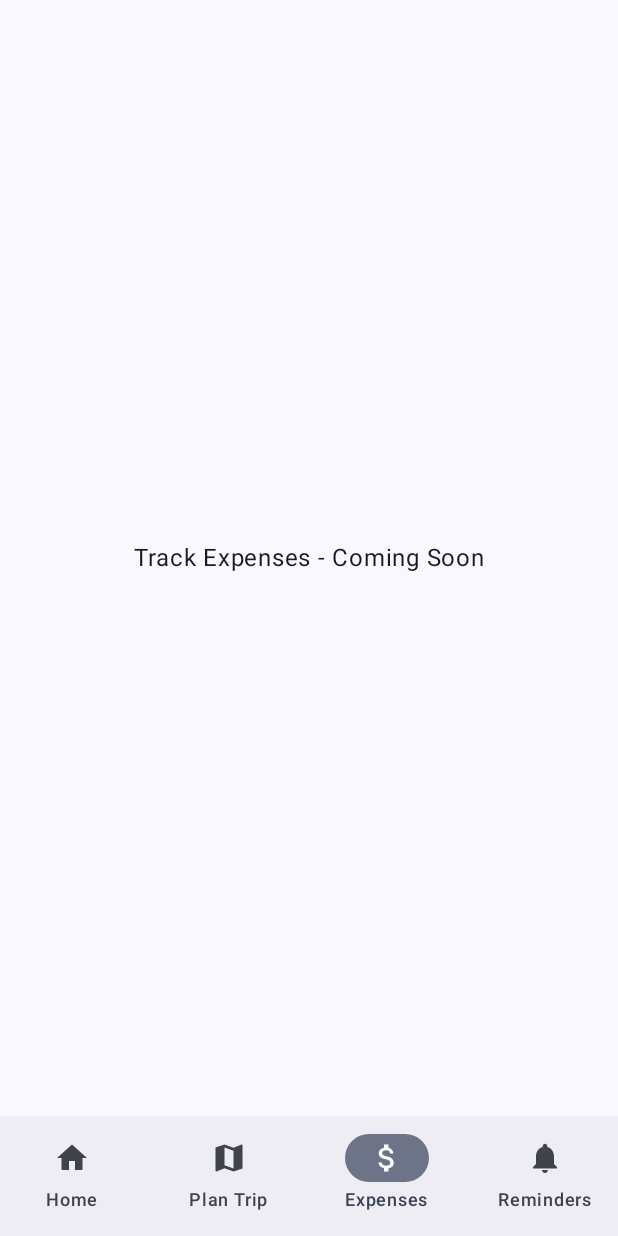
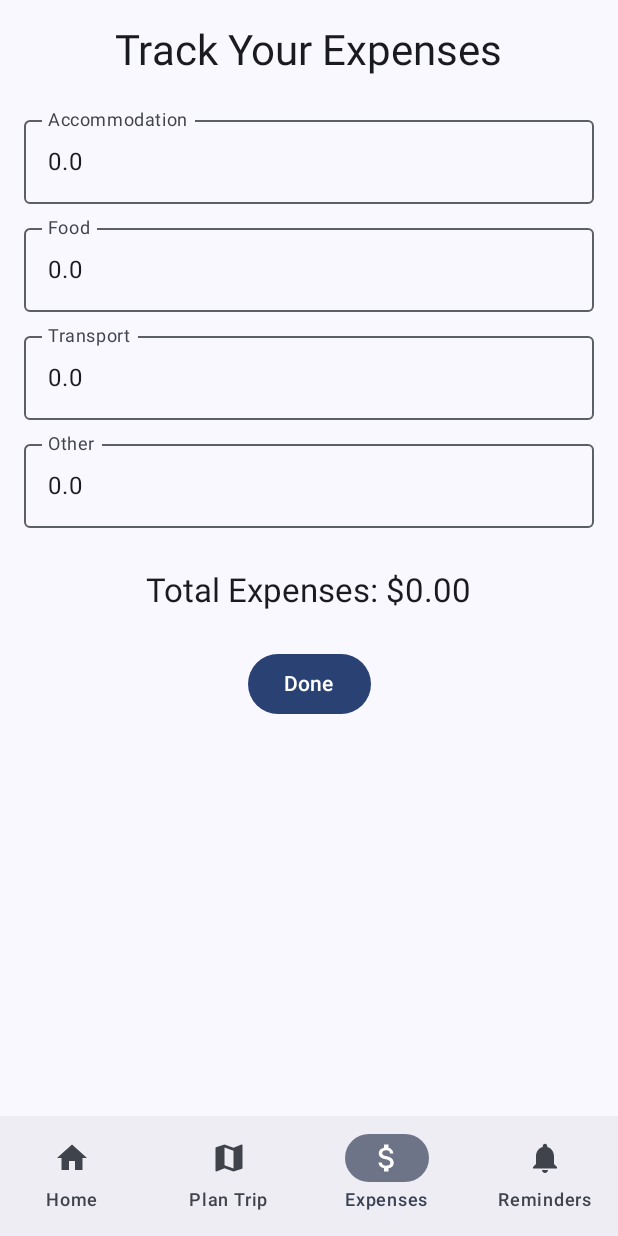
Before and after one commit to sirajkc1/SmartTravelPlanningAssistant, an Android app built with Jetpack Compose: the TrackExpensesScreen screen opened through its navigation route, on a phone screen of 412 x 824 dp. Run offline under Robolectric (Android 15) with nearby library versions, the phone set to English and light mode, and no system bars; our stand-ins replace Room's generated code.

Commit message:
track expenses page updated

```diff
--- a/app/src/main/java/com/siraj/smarttravelplanningassistant/MainActivity.kt
+++ b/app/src/main/java/com/siraj/smarttravelplanningassistant/MainActivity.kt
@@ -525,10 +525,55 @@ fun TripDetailsScreen(
 
 @Composable
 fun TrackExpensesScreen(navController: NavHostController) {
-    Box(Modifier.fillMaxSize(), contentAlignment = Alignment.Center) {
-        Text("Track Expenses - Coming Soon")
+    var accommodation by remember { mutableStateOf(0.0) }
+    var food by remember { mutableStateOf(0.0) }
+    var transport by remember { mutableStateOf(0.0) }
+    var other by remember { mutableStateOf(0.0) }
+    val total = accommodation + food + transport + other
+
+    Column(
+        modifier = Modifier
+            .fillMaxSize()
+            .padding(16.dp),
+        horizontalAlignment = Alignment.CenterHorizontally
+    ) {
+        Text("Track Your Expenses", style = MaterialTheme.typography.headlineMedium)
+        Spacer(Modifier.height(16.dp))
+
+        ExpenseInputField("Accommodation", accommodation) { accommodation = it }
+        ExpenseInputField("Food", food) { food = it }
+        ExpenseInputField("Transport", transport) { transport = it }
+        ExpenseInputField("Other", other) { other = it }
+
+        Spacer(Modifier.height(24.dp))
+
+        Text("Total Expenses: $${"%.2f".format(total)}", style = MaterialTheme.typography.titleLarge)
+        Spacer(Modifier.height(24.dp))
+
+        Button(onClick = { navController.popBackStack() }) {
+            Text("Done")
+        }
     }
 }
+
+@Composable
+fun ExpenseInputField(label: String, value: Double, onValueChange: (Double) -> Unit) {
+    var text by remember { mutableStateOf(value.toString()) }
+
+    OutlinedTextField(
+        value = text,
+        onValueChange = {
+            text = it
+            onValueChange(it.toDoubleOrNull() ?: 0.0)
+        },
+        label = { Text(label) },
+        keyboardOptions = KeyboardOptions(keyboardType = KeyboardType.Number),
+        modifier = Modifier
+            .fillMaxWidth()
+            .padding(vertical = 4.dp)
+    )
+}
+
 
 @Composable
 fun RemindersScreen(navController: NavHostController) {
```
